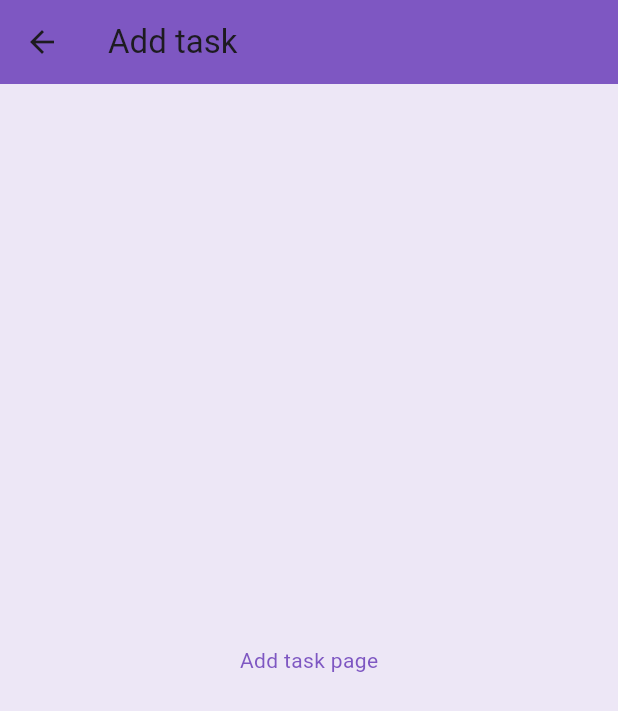
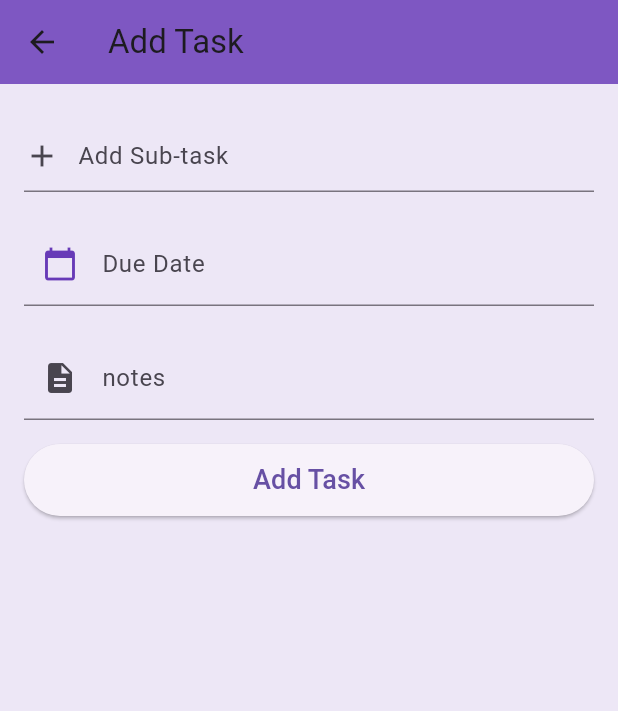
Before and after one commit to BS23-Flutter-Bootcamp/flutter_task_manager, a Flutter app: the AddTaskScreen screen opened by its route, on a phone screen of 412 x 824 dp. Shown: the top 711 px of the screen. Run offline on Flutter 3.47's test engine with Material 3 defaults, Android fonts, the phone set to English and light mode, and no system bars; our stand-ins replace go_router, lottie.

Commit message:
Implement Add Task screen UI with title, due date, and optional notes field

```diff
--- a/lib/view/add_task_screen.dart
+++ b/lib/view/add_task_screen.dart
@@ -1,15 +1,68 @@
 import 'package:flutter/material.dart';
 import 'package:flutter_task_manager/routes/app_route_name.dart';
 import 'package:go_router/go_router.dart';
+import 'package:intl/intl.dart';
 
-class AddTaskScreen extends StatelessWidget {
+class AddTaskScreen extends StatefulWidget {
   const AddTaskScreen({super.key});
+
+  @override
+  AddTaskScreenState createState() => AddTaskScreenState();
+}
+
+class AddTaskScreenState extends State<AddTaskScreen> {
+  final _formKey = GlobalKey<FormState>();
+  final _titleController = TextEditingController();
+  final _descriptionController = TextEditingController();
+  final _dateController = TextEditingController();
+
+  Future<void> _selectDate(BuildContext context) async {
+    final DateTime? picked = await showDatePicker(
+      context: context,
+      initialDate: DateTime.now(),
+      firstDate: DateTime(2020),
+      lastDate: DateTime(2030),
+      builder: (context, child) {
+        return Theme(
+          data: Theme.of(context).copyWith(
+            colorScheme: ColorScheme.light(
+              primary: Colors.deepPurple,
+              onPrimary: Colors.white,
+              surface: Colors.white,
+              onSurface: Colors.black87,
+            ),
+            textButtonTheme: TextButtonThemeData(
+              style: TextButton.styleFrom(foregroundColor: Colors.deepPurple),
+            ),
+            textTheme: TextTheme(
+              bodyLarge: TextStyle(fontFamily: 'Roboto', fontSize: 16),
+            ),
+            dialogTheme: DialogThemeData(backgroundColor: Colors.white),
+          ),
+          child: child!,
+        );
+      },
+    );
+    if (picked != null) {
+      setState(() {
+        _dateController.text = DateFormat('yyyy-MM-dd').format(picked);
+      });
+    }
+  }
+
+  @override
+  void dispose() {
+    _titleController.dispose();
+    _descriptionController.dispose();
+    _dateController.dispose();
+    super.dispose();
+  }
 
   @override
   Widget build(BuildContext context) {
     return Scaffold(
       appBar: AppBar(
-        title: Text('Add task'),
+        title: const Text('Add Task'),
         leading: IconButton(
           icon: Icon(Icons.arrow_back),
           onPressed: () {
@@ -22,8 +75,80 @@ class AddTaskScreen extends StatelessWidget {
         ),
       ),
       body: Padding(
-        padding: const EdgeInsets.all(16.0),
-        child: Center(child: Text('Add task page')),
+        padding: const EdgeInsets.symmetric(horizontal: 16.0, vertical: 24.0),
+        child: Form(
+          key: _formKey,
+          child: Column(
+            crossAxisAlignment: CrossAxisAlignment.stretch,
+            children: [
+              TextFormField(
+                controller: _titleController,
+                decoration: InputDecoration(
+                  prefixIcon: Padding(
+                    padding: const EdgeInsets.only(right: 8.0),
+                    child: Icon(Icons.add, size: 24),
+                  ),
+                  prefixIconConstraints: const BoxConstraints(
+                    minWidth: 24,
+                    minHeight: 24,
+                  ),
+                  hintText: 'Add Sub-task',
+                  focusedBorder: UnderlineInputBorder(
+                    borderSide: BorderSide(color: Colors.deepPurpleAccent),
+                  ),
+                ),
+                validator: (value) {
+                  if (value == null || value.isEmpty) {
+                    return 'Please enter a title';
+                  }
+                  return null;
+                },
+              ),
+              const SizedBox(height: 20),
+              TextFormField(
+                controller: _dateController,
+                readOnly: true, // Prevents manual text input
+                decoration: InputDecoration(
+                  labelText: 'Due Date',
+                  hintText: 'YYYY-MM-DD',
+                  prefixIcon: Icon(
+                    Icons.calendar_today,
+                    color: Colors.deepPurple,
+                  ),
+                ),
+                onTap: () => _selectDate(context),
+              ),
+
+              const SizedBox(height: 20),
+              TextFormField(
+                controller: _descriptionController,
+
+                decoration: InputDecoration(
+                  prefixIcon: Icon(Icons.description),
+                  labelText: 'notes',
+                  hintText: 'Add description',
+                ),
+              ),
+              const SizedBox(height: 16),
+
+              ElevatedButton(
+                style: ElevatedButton.styleFrom(
+                  minimumSize: const Size(double.infinity, 48),
+                ),
+                onPressed: () {
+                  if (_formKey.currentState!.validate()) {
+                    if (context.canPop()) {
+                      context.pop();
+                    } else {
+                      context.go(RouteNames.taskListScreen);
+                    }
+                  }
+                },
+                child: const Text('Add Task', style: TextStyle(fontSize: 18)),
+              ),
+            ],
+          ),
+        ),
       ),
     );
   }
--- a/pubspec.yaml
+++ b/pubspec.yaml
@@ -10,6 +10,7 @@ dependencies:
   flutter:
     sdk: flutter
   go_router: ^14.8.1
+  intl: ^0.20.2
   lottie: ^3.3.1
   provider: ^6.1.4
 
```
